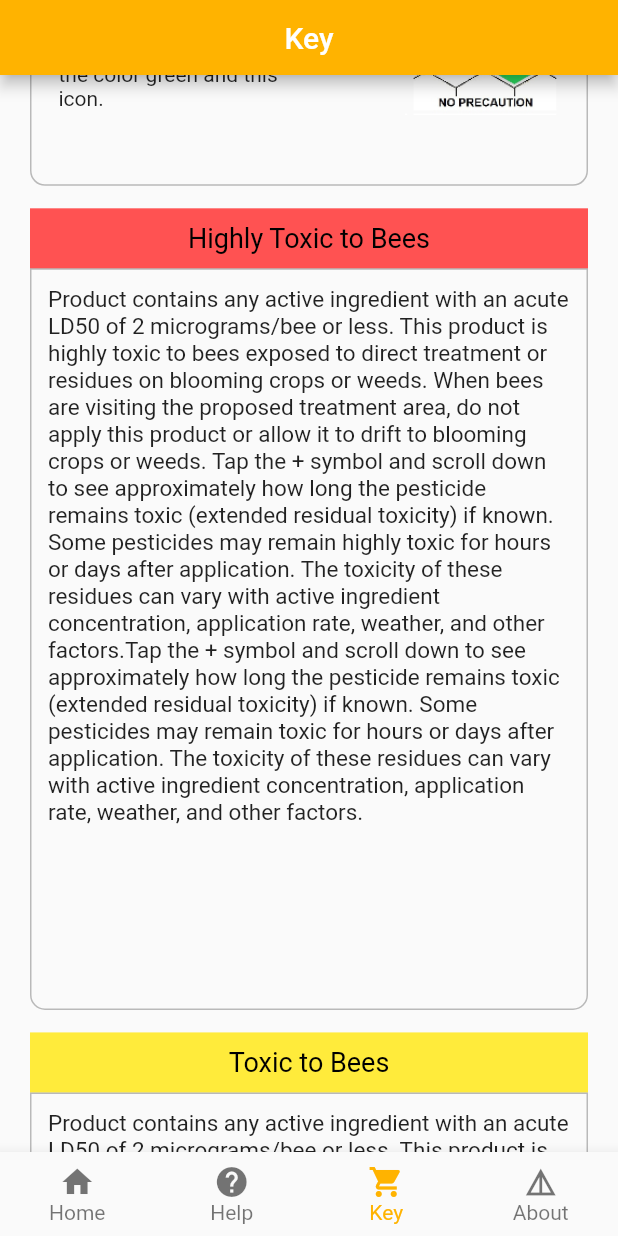
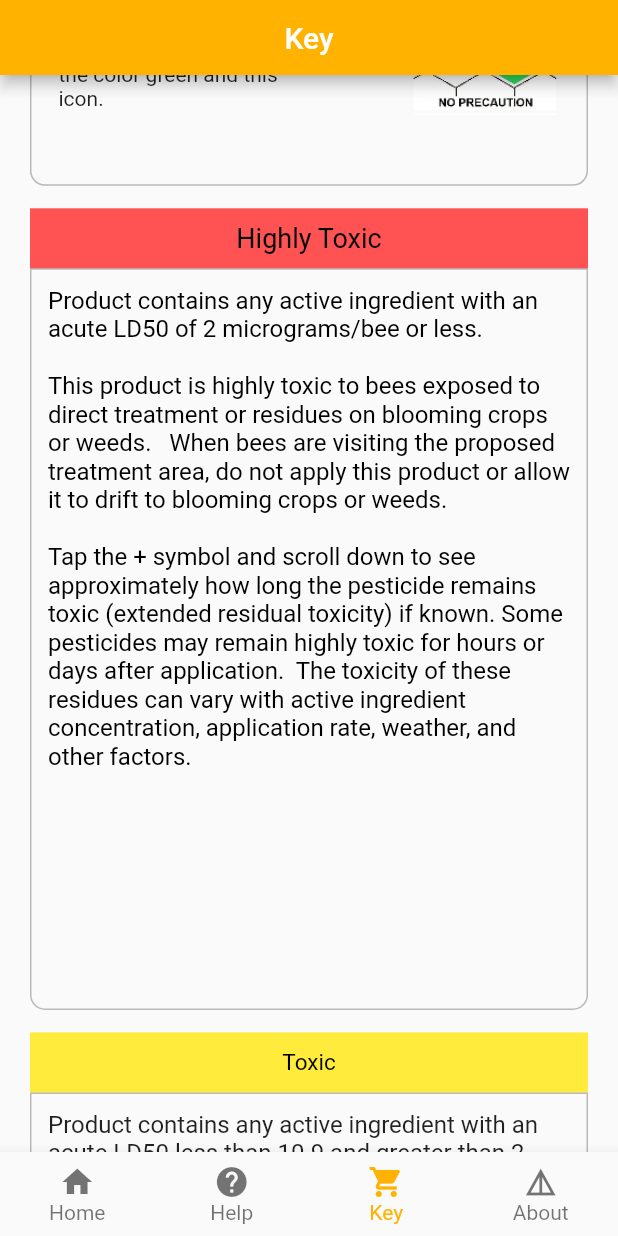
Before and after one commit to Abhi9454/bee_responsible_india, a Flutter app: the screen it shows after launch, item 3 of the bottom bar chosen, scrolled down 1152 dp, on a phone screen of 412 x 824 dp. Run offline on Flutter 3.47's test engine with Material 2 defaults, Android fonts, the phone set to English and light mode, and no system bars; our stand-ins replace dio, shared_preferences; network calls fail.

Commit message:
key page changes

```diff
--- a/lib/views/KeyPage/key_page_widget.dart
+++ b/lib/views/KeyPage/key_page_widget.dart
@@ -247,7 +247,7 @@ class KeyPageWidget extends StatelessWidget {
                   color: Colors.redAccent,
                   child: const Center(
                     child: Text(
-                      'Highly Toxic to Bees',
+                      'Highly Toxic',
                       style: TextStyle(
                           color: Colors.black,
                           fontSize: 18,
@@ -267,12 +267,13 @@ class KeyPageWidget extends StatelessWidget {
                   child: const Padding(
                     padding: EdgeInsets.all(8.0),
                     child: Text(
-                      'Product contains any active ingredient with an acute LD50 of 2 micrograms/bee or less. This product is highly toxic to bees exposed to direct treatment or residues on blooming crops or weeds. When bees are visiting the proposed treatment area, do not apply this product or allow it to drift to blooming crops or weeds. Tap the + symbol and scroll down to see approximately how long the pesticide remains toxic (extended residual toxicity) if known. Some pesticides may remain highly toxic for hours or days after application. The toxicity of these residues can vary with active ingredient concentration, application rate, weather, and other factors.Tap the + symbol and scroll down to see approximately how long the pesticide remains toxic (extended residual toxicity) if known. Some pesticides may remain toxic for hours or days after application. The toxicity of these residues can vary with active ingredient concentration, application rate, weather, and other factors.',
+                      'Product contains any active ingredient with an acute LD50 of 2 micrograms/bee or less.\n\nThis product is highly toxic to bees exposed to direct treatment or residues on blooming crops or weeds.   When bees are visiting the proposed treatment area, do not apply this product or allow it to drift to blooming crops or weeds.\n\nTap the + symbol and scroll down to see approximately how long the pesticide remains toxic (extended residual toxicity) if known. Some pesticides may remain highly toxic for hours or days after application.  The toxicity of these residues can vary with active ingredient concentration, application rate, weather, and other factors.',
                       maxLines: 25,
                       style: TextStyle(
-                        fontSize: 15,
+                          fontSize: 16,
+                          color: Colors.black
                       ),
-                    ),
+                    )
                   ),
                 ),
                 const SizedBox(
@@ -284,10 +285,10 @@ class KeyPageWidget extends StatelessWidget {
                   color: Colors.yellow,
                   child: const Center(
                     child: Text(
-                      'Toxic to Bees',
+                      'Toxic',
                       style: TextStyle(
                           color: Colors.black,
-                          fontSize: 18,
+                          fontSize: 15,
                           fontWeight: FontWeight.normal),
                     ),
                   ),
@@ -304,10 +305,10 @@ class KeyPageWidget extends StatelessWidget {
                   child: const Padding(
                     padding: EdgeInsets.all(8.0),
                     child: Text(
-                      'Product contains any active ingredient with an acute LD50 of 2 micrograms/bee or less. This product is highly toxic to bees exposed to direct treatment or residues on blooming crops or weeds. When bees are visiting the proposed treatment area, do not apply this product or allow it to drift to blooming crops or weeds. Tap the + symbol and scroll down to see approximately how long the pesticide remains toxic (extended residual toxicity) if known. Some pesticides may remain highly toxic for hours or days after application. The toxicity of these residues can vary with active ingredient concentration, application rate, weather, and other factors.Tap the + symbol and scroll down to see approximately how long the pesticide remains toxic (extended residual toxicity) if known. Some pesticides may remain toxic for hours or days after application. The toxicity of these residues can vary with active ingredient concentration, application rate, weather, and other factors.',
+                      'Product contains any active ingredient with an acute LD50 less than 10.9 and greater than 2 micrograms/bee.\n\nThis product is toxic to bees exposed to direct treatment or residues on blooming crops or weeds.   When bees are visiting the proposed treatment area, do not apply this product or allow it to drift to blooming crops or weeds.\n\nTap the + symbol and scroll down to see approximately how long the pesticide remains toxic (extended residual toxicity) if known. Some pesticides may remain toxic for hours or days after application.  The toxicity of these residues can vary with active ingredient concentration, application rate, weather, and other factors.',
                       maxLines: 25,
                       style: TextStyle(
-                        fontSize: 15,
+                        fontSize: 16,
                       ),
                     ),
                   ),
@@ -346,10 +347,10 @@ class KeyPageWidget extends StatelessWidget {
                   child: const Padding(
                     padding: EdgeInsets.all(8.0),
                     child: Text(
-                      'Product contains any active ingredient with an acute LD50 greater than or equal to 11 micrograms/bee.This product is considered practically non-toxic to bees exposed to direct treatment or residues on blooming crops or weeds. Residual toxicity is unlikely to be a concern.Additional research may be needed or emerge, and avoiding exposure to bees is still prudent. The majority of risk assessments are based on the response of the Western Honey Bee (Apis mellifera), and native bees and other pollinating insects may be more sensitive.',
+                      'Product contains any active ingredient with an acute LD50 greater than or equal to 11  micrograms/bee.\n\nThis product is considered practically non-toxic to bees exposed to direct treatment or residues on blooming crops or weeds.   Residual toxicity is unlikely to be a concern.\n\nAdditional research may be needed or emerge, and avoiding exposure to bees is still prudent. The majority of risk assessments are based on the response of the Western Honey Bee (Apis mellifera), and native bees and other pollinating insects may be more sensitive.',
                       maxLines: 40,
                       style: TextStyle(
-                        fontSize: 15,
+                        fontSize: 16,
                       ),
                     ),
                   ),
```
